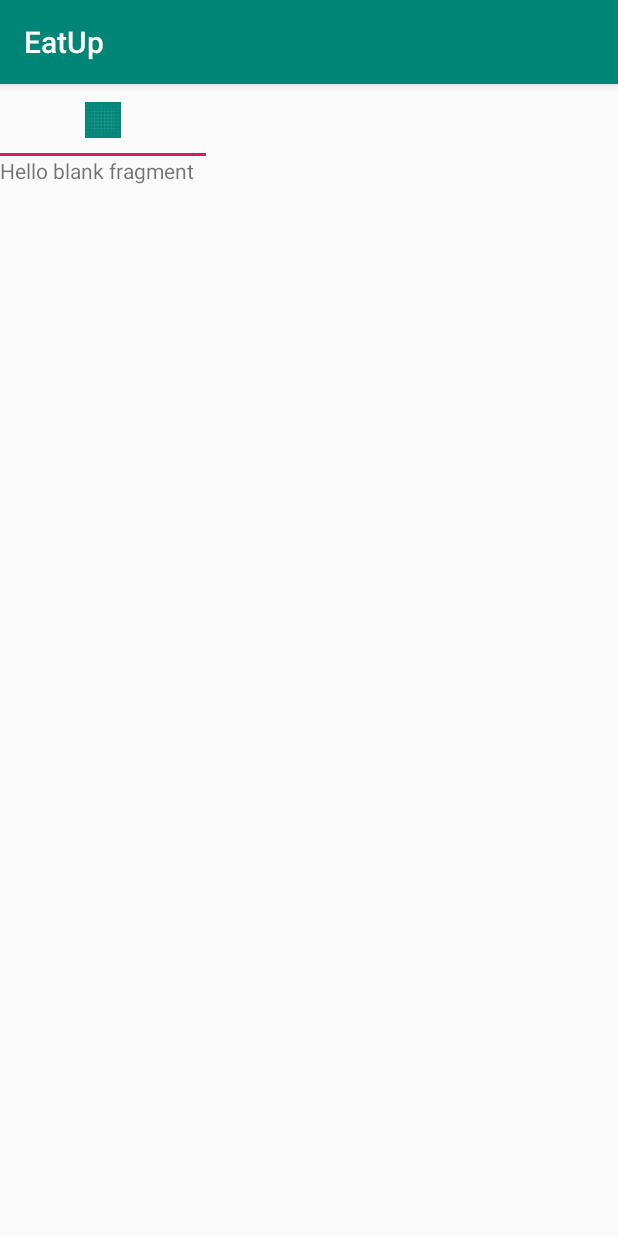
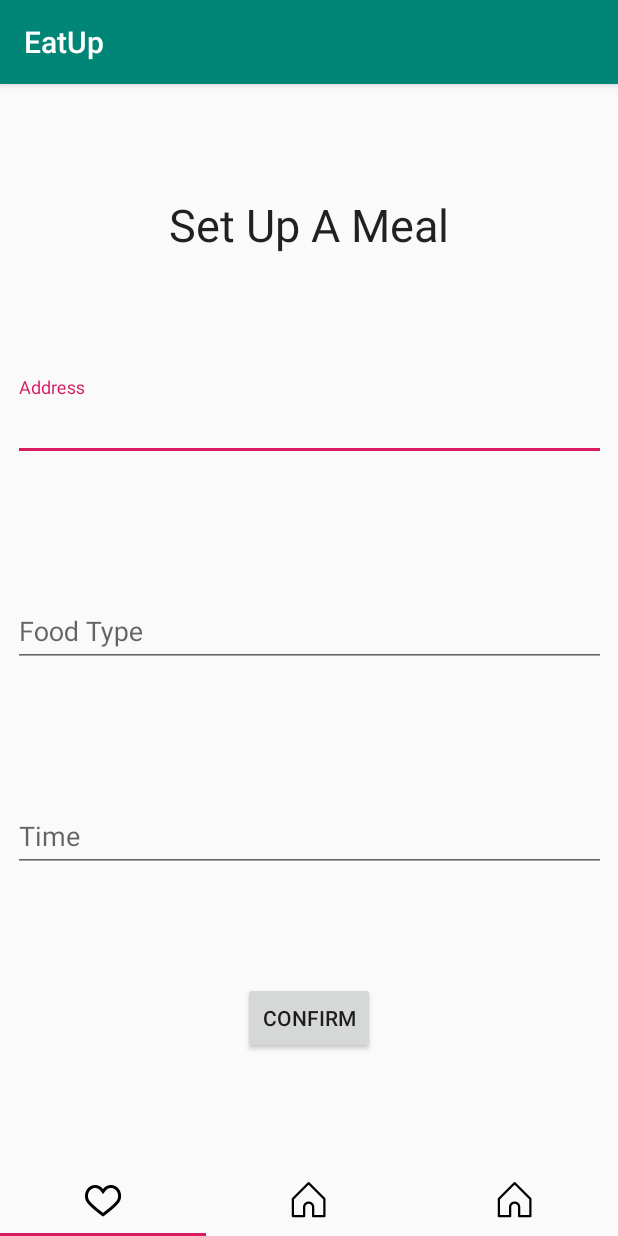
Before and after one commit to arnauds-squadron/team_project, an Android app: the screen it shows after launch (MainActivity), on a phone screen of 412 x 824 dp. Run offline under Robolectric (Android 15) with nearby library versions, the phone set to English and light mode, and no system bars.

Commit message:
added local fragment and implemented switching between home and local fragment

```diff
--- /dev/null
+++ b/app/src/main/java/com/arnauds_squadron/eatup/LocalFragment.java
@@ -0,0 +1,39 @@
+package com.arnauds_squadron.eatup;
+
+import android.os.Bundle;
+import android.support.v4.app.Fragment;
+import android.view.LayoutInflater;
+import android.view.View;
+import android.view.ViewGroup;
+
+/**
+ * A simple {@link Fragment} subclass.
+ * Use the {@link LocalFragment#newInstance} factory method to
+ * create an instance of this fragment.
+ */
+public class LocalFragment extends Fragment {
+    public static final String ARG_PAGE = "ARG_PAGE";
+
+    private int mPage;
+
+    public static LocalFragment newInstance(int page) {
+        Bundle args = new Bundle();
+        args.putInt(ARG_PAGE, page);
+        LocalFragment fragment = new LocalFragment();
+        fragment.setArguments(args);
+        return fragment;
+    }
+
+    @Override
+    public void onCreate(Bundle savedInstanceState) {
+        super.onCreate(savedInstanceState);
+        mPage = getArguments().getInt(ARG_PAGE);
+    }
+
+    @Override
+    public View onCreateView(LayoutInflater inflater, ViewGroup container,
+                             Bundle savedInstanceState) {
+        View view = inflater.inflate(R.layout.fragment_local, container, false);
+        return view;
+    }
+}
--- a/app/src/main/java/com/arnauds_squadron/eatup/MainActivity.java
+++ b/app/src/main/java/com/arnauds_squadron/eatup/MainActivity.java
@@ -23,10 +23,15 @@ public class MainActivity extends AppCompatActivity {
         TabLayout tabLayout = (TabLayout) findViewById(R.id.sliding_tabs);
         tabLayout.setupWithViewPager(viewPager);
 
+        // TODO: change local icon
         int[] icons = {
-                R.drawable.ic_launcher_background
+                R.drawable.local_temp,
+                R.drawable.home_outline,
+                R.drawable.home_outline
         };
 
-        tabLayout.getTabAt(0).setIcon(icons[0]);
+        for(int i = 0; i < tabLayout.getTabCount(); i++) {
+            tabLayout.getTabAt(i).setIcon(icons[i]);
+        }
     }
 }
--- a/app/src/main/java/com/arnauds_squadron/eatup/navigation/MainFragmentPagerAdapter.java
+++ b/app/src/main/java/com/arnauds_squadron/eatup/navigation/MainFragmentPagerAdapter.java
@@ -6,6 +6,7 @@ import android.support.v4.app.FragmentManager;
 import android.support.v4.app.FragmentPagerAdapter;
 
 import com.arnauds_squadron.eatup.HomeFragment;
+import com.arnauds_squadron.eatup.LocalFragment;
 import com.arnauds_squadron.eatup.R;
 
 public class MainFragmentPagerAdapter extends FragmentPagerAdapter {
@@ -30,7 +31,9 @@ public class MainFragmentPagerAdapter extends FragmentPagerAdapter {
 
     @Override
     public Fragment getItem(int position) {
-        if (position == 0)
+        if(position == 0)
+            return LocalFragment.newInstance(position + 1);
+        if (position == 1)
             return HomeFragment.newInstance(position + 1);
         return HomeFragment.newInstance(position + 1);
     }
--- a/app/src/main/res/layout/activity_main.xml
+++ b/app/src/main/res/layout/activity_main.xml
@@ -6,24 +6,23 @@
     android:layout_height="match_parent"
     tools:context=".MainActivity">
 
+    <android.support.v4.view.ViewPager
+        android:id="@+id/viewPager"
+        android:layout_width="wrap_content"
+        android:layout_height="0dp"
+        android:layout_weight="1"
+        app:layout_constraintBottom_toTopOf="@+id/sliding_tabs"
+        app:layout_constraintEnd_toEndOf="parent"
+        app:layout_constraintStart_toStartOf="parent"
+        app:layout_constraintTop_toTopOf="parent" />
+
     <android.support.design.widget.TabLayout
         android:id="@+id/sliding_tabs"
         android:layout_width="match_parent"
         android:layout_height="wrap_content"
+        app:layout_constraintBottom_toBottomOf="parent"
         app:layout_constraintEnd_toEndOf="parent"
         app:layout_constraintStart_toStartOf="parent"
-        app:layout_constraintTop_toTopOf="parent"
         app:tabMode="fixed" />
 
-    <android.support.v4.view.ViewPager
-        android:id="@+id/viewPager"
-        android:layout_width="wrap_content"
-        android:layout_height="wrap_content"
-        android:layout_weight="1"
-        app:layout_constraintEnd_toEndOf="parent"
-        app:layout_constraintStart_toStartOf="parent"
-        app:layout_constraintTop_toBottomOf="@+id/sliding_tabs">
-
-    </android.support.v4.view.ViewPager>
-
 </android.support.constraint.ConstraintLayout>
--- /dev/null
+++ b/app/src/main/res/layout/fragment_local.xml
@@ -0,0 +1,109 @@
+<?xml version="1.0" encoding="utf-8"?>
+<FrameLayout xmlns:android="http://schemas.android.com/apk/res/android"
+    xmlns:app="http://schemas.android.com/apk/res-auto"
+    xmlns:tools="http://schemas.android.com/tools"
+    android:layout_width="match_parent"
+    android:layout_height="match_parent"
+    tools:context=".LocalFragment">
+
+    <android.support.constraint.ConstraintLayout
+        android:layout_width="match_parent"
+        android:layout_height="match_parent">
+
+        <TextView
+            android:id="@+id/tvTitle"
+            android:layout_width="wrap_content"
+            android:layout_height="wrap_content"
+            android:text="Set Up A Meal"
+            android:textAppearance="@style/TextAppearance.AppCompat.Large"
+            android:textSize="30sp"
+            app:layout_constraintBottom_toTopOf="@+id/tilEventAddress"
+            app:layout_constraintEnd_toEndOf="parent"
+            app:layout_constraintHorizontal_bias="0.5"
+            app:layout_constraintStart_toStartOf="parent"
+            app:layout_constraintTop_toTopOf="parent" />
+
+        <android.support.design.widget.TextInputLayout
+            android:id="@+id/tilEventAddress"
+            android:layout_width="395dp"
+            android:layout_height="wrap_content"
+            android:layout_marginStart="8dp"
+            android:layout_marginLeft="8dp"
+            android:layout_marginTop="8dp"
+            android:layout_marginEnd="8dp"
+            android:layout_marginRight="8dp"
+            app:layout_constraintBottom_toTopOf="@+id/tilEventFoodType"
+            app:layout_constraintEnd_toEndOf="parent"
+            app:layout_constraintStart_toStartOf="parent"
+            app:layout_constraintTop_toBottomOf="@+id/tvTitle">
+
+            <EditText
+                android:id="@+id/etEventAddress"
+                android:layout_width="match_parent"
+                android:layout_height="wrap_content"
+                android:hint="Address" />
+
+        </android.support.design.widget.TextInputLayout>
+
+        <android.support.design.widget.TextInputLayout
+            android:id="@+id/tilEventFoodType"
+            android:layout_width="395dp"
+            android:layout_height="wrap_content"
+            android:layout_marginStart="8dp"
+            android:layout_marginLeft="8dp"
+            android:layout_marginTop="8dp"
+            android:layout_marginEnd="8dp"
+            android:layout_marginRight="8dp"
+            app:layout_constraintBottom_toTopOf="@+id/tilEventTime"
+            app:layout_constraintEnd_toEndOf="parent"
+            app:layout_constraintStart_toStartOf="parent"
+            app:layout_constraintTop_toBottomOf="@+id/tilEventAddress">
+
+            <EditText
+                android:id="@+id/etEventFoodType"
+                android:layout_width="match_parent"
+                android:layout_height="wrap_content"
+                android:hint="Food Type" />
+
+        </android.support.design.widget.TextInputLayout>
+
+        <android.support.design.widget.TextInputLayout
+            android:id="@+id/tilEventTime"
+            android:layout_width="395dp"
+            android:layout_height="wrap_content"
+            android:layout_marginStart="8dp"
+            android:layout_marginLeft="8dp"
+            android:layout_marginTop="8dp"
+            android:layout_marginEnd="8dp"
+            android:layout_marginRight="8dp"
+            app:layout_constraintBottom_toTopOf="@+id/btnConfirm"
+            app:layout_constraintEnd_toEndOf="parent"
+            app:layout_constraintStart_toStartOf="parent"
+            app:layout_constraintTop_toBottomOf="@+id/tilEventFoodType">
+
+            <EditText
+                android:id="@+id/etEventTime"
+                android:layout_width="match_parent"
+                android:layout_height="wrap_content"
+                android:hint="Time" />
+
+        </android.support.design.widget.TextInputLayout>
+
+        <Button
+            android:id="@+id/btnConfirm"
+            android:layout_width="wrap_content"
+            android:layout_height="wrap_content"
+            android:layout_marginStart="8dp"
+            android:layout_marginLeft="8dp"
+            android:layout_marginEnd="8dp"
+            android:layout_marginRight="8dp"
+            android:text="Confirm"
+            app:layout_constraintBottom_toBottomOf="parent"
+            app:layout_constraintEnd_toEndOf="parent"
+            app:layout_constraintStart_toStartOf="parent"
+            app:layout_constraintTop_toBottomOf="@+id/tilEventTime" />
+
+    </android.support.constraint.ConstraintLayout>
+
+
+</FrameLayout>
```
Also changed, not shown: app/src/main/res/drawable-v24/home_outline.png (added), app/src/main/res/drawable-v24/local_temp.png (added).
